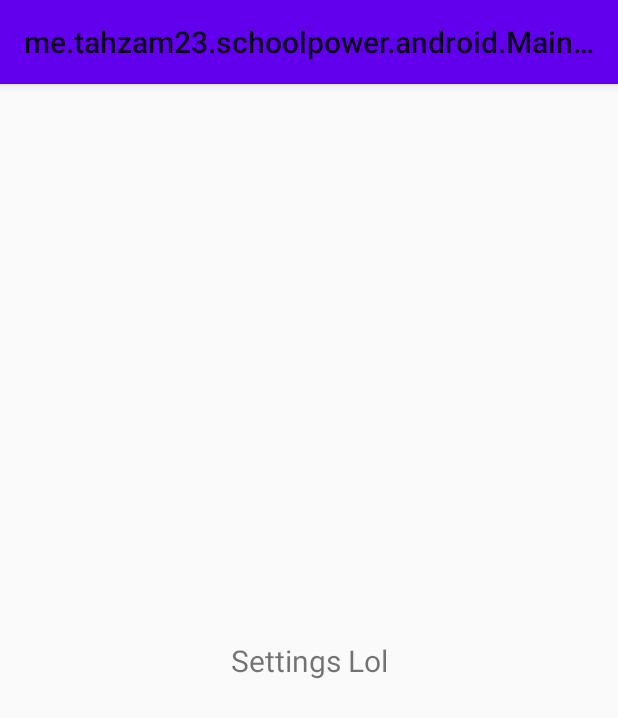
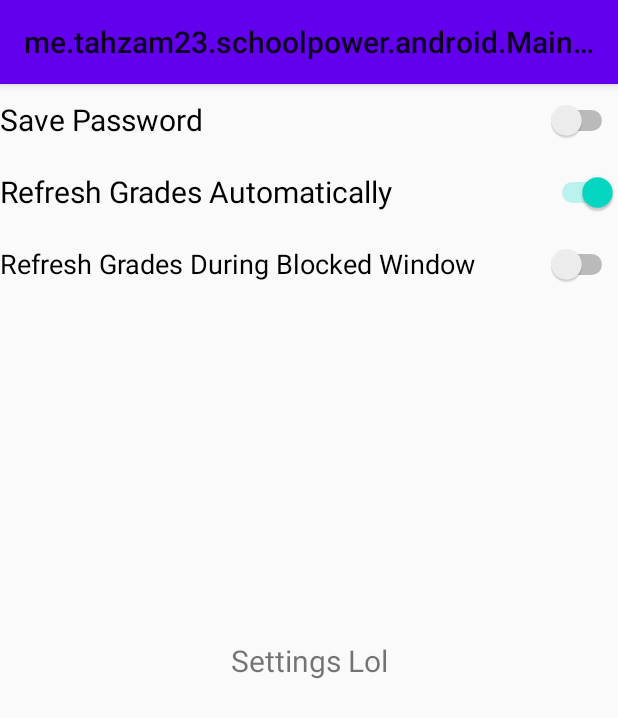
Before and after one commit to tahmid-23/SchoolPower, an Android app: the SettingsFragment screen opened through its navigation route, on a phone screen of 412 x 824 dp. Shown: the top 718 px of the screen. Run offline under Robolectric (Android 15) with nearby library versions, the phone set to English and light mode, and no system bars.

Commit message:
settings menu toggles, settings class

```diff
--- a/androidApp/src/main/java/me/tahzam23/schoolpower/android/fragment/SettingsFragment.kt
+++ b/androidApp/src/main/java/me/tahzam23/schoolpower/android/fragment/SettingsFragment.kt
@@ -5,7 +5,9 @@ import androidx.fragment.app.Fragment
 import android.view.LayoutInflater
 import android.view.View
 import android.view.ViewGroup
+import android.widget.Switch
 import me.tahzam23.schoolpower.android.R
+import me.tahzam23.schoolpower.data.Settings
 
 class SettingsFragment : Fragment() {
 
@@ -13,7 +15,31 @@ class SettingsFragment : Fragment() {
         inflater: LayoutInflater, container: ViewGroup?,
         savedInstanceState: Bundle?
     ): View {
-        return inflater.inflate(R.layout.fragment_settings, container, false)
+        val view = inflater.inflate(R.layout.fragment_settings, container, false)
+
+        val savePasswordSwitch = view.findViewById<Switch>(R.id.save_password_switch)
+        val autoRefreshSwitch = view.findViewById<Switch>(R.id.auto_refresh_switch)
+        val hagjerSwitch = view.findViewById<Switch>(R.id.hagjer_switch)
+
+        savePasswordSwitch.isChecked = Settings.rememberPassword
+        autoRefreshSwitch.isChecked = Settings.automaticGradeUpdate
+        hagjerSwitch.isChecked = Settings.hagjerRequests
+
+        savePasswordSwitch.setOnClickListener {
+            Settings.rememberPassword = savePasswordSwitch.isChecked
+            println(Settings.rememberPassword)
+        }
+        autoRefreshSwitch.setOnClickListener {
+            Settings.automaticGradeUpdate = autoRefreshSwitch.isChecked
+            println(Settings.automaticGradeUpdate)
+        }
+        hagjerSwitch.setOnClickListener {
+            Settings.hagjerRequests = hagjerSwitch.isChecked
+            println(Settings.hagjerRequests)
+        }
+
+        return view
     }
 
+
 }
--- a/androidApp/src/main/res/layout/fragment_settings.xml
+++ b/androidApp/src/main/res/layout/fragment_settings.xml
@@ -19,4 +19,34 @@
         app:layout_constraintEnd_toEndOf="parent"
         app:layout_constraintStart_toStartOf="parent"
         app:layout_constraintTop_toTopOf="parent" />
+
+    <LinearLayout
+        android:layout_width="match_parent"
+        android:layout_height="match_parent"
+        android:clickable="false"
+        android:orientation="vertical"
+        app:layout_constraintStart_toStartOf="parent"
+        app:layout_constraintTop_toTopOf="parent">
+
+        <Switch
+            android:id="@+id/save_password_switch"
+            android:layout_width="match_parent"
+            android:layout_height="48dp"
+            android:text="Save Password"
+            android:textSize="20sp" />
+
+        <Switch
+            android:id="@+id/auto_refresh_switch"
+            android:layout_width="match_parent"
+            android:layout_height="48dp"
+            android:text="Refresh Grades Automatically"
+            android:textSize="20sp" />
+
+        <Switch
+            android:id="@+id/hagjer_switch"
+            android:layout_width="match_parent"
+            android:layout_height="48dp"
+            android:text="Refresh Grades During Blocked Window"
+            android:textSize="18sp" />
+    </LinearLayout>
 </androidx.constraintlayout.widget.ConstraintLayout>
--- /dev/null
+++ b/shared/src/commonMain/kotlin/me/tahzam23/schoolpower/data/Settings.kt
@@ -0,0 +1,21 @@
+package me.tahzam23.schoolpower.data
+
+private const val REMEMBER_PASSWORD_DEFAULT = false
+private const val AUTOMATIC_GRADE_UPDATE_DEFAULT = true
+private const val HAGJER_REQUESTS_DEFAULT = false
+
+class Settings() {
+
+    companion object {
+
+        var rememberPassword = REMEMBER_PASSWORD_DEFAULT
+        var automaticGradeUpdate = AUTOMATIC_GRADE_UPDATE_DEFAULT
+        var hagjerRequests = HAGJER_REQUESTS_DEFAULT
+
+        fun resetToDefault() {
+            rememberPassword = REMEMBER_PASSWORD_DEFAULT
+            automaticGradeUpdate = AUTOMATIC_GRADE_UPDATE_DEFAULT
+            hagjerRequests = HAGJER_REQUESTS_DEFAULT
+        }
+    }
+}
```
